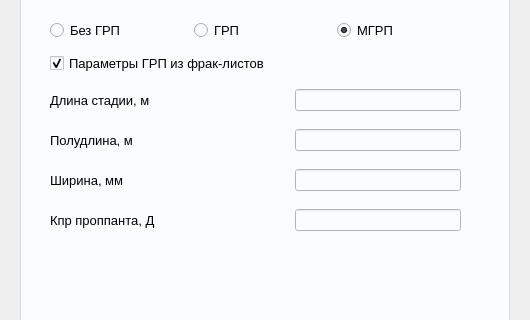
First picture: the form in app/gui/widgets/well_params.ui, repository Alina-Murzakova/Infill_drilling, before the edit; both pictures show x 0 to 530 and y 97 to 417 of the 530 by 530 pixel window.
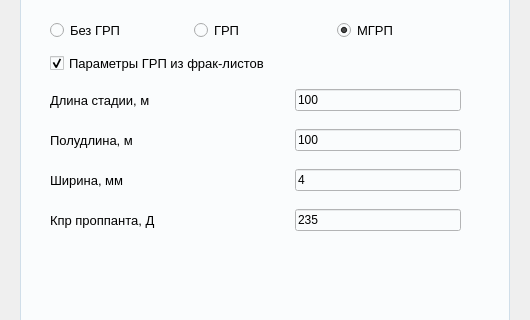
Second picture: the form after the edit. The open tabs and pages were chosen to show the change.

What changed in the file:
```diff
--- a/app/gui/widgets/well_params.ui
+++ b/app/gui/widgets/well_params.ui
@@ -413,7 +413,7 @@
        <item>
         <widget class="QLineEdit" name="leLenStage">
          <property name="text">
-          <string/>
+          <string>100</string>
          </property>
         </widget>
        </item>
@@ -492,7 +492,7 @@
        <item>
         <widget class="QLineEdit" name="leXfr">
          <property name="text">
-          <string/>
+          <string>100</string>
          </property>
         </widget>
        </item>
@@ -529,7 +529,7 @@
        <item>
         <widget class="QLineEdit" name="leWf">
          <property name="text">
-          <string/>
+          <string>4</string>
          </property>
         </widget>
        </item>
@@ -566,7 +566,7 @@
        <item>
         <widget class="QLineEdit" name="lePermProppant">
          <property name="text">
-          <string/>
+          <string>235</string>
          </property>
         </widget>
        </item>
```
